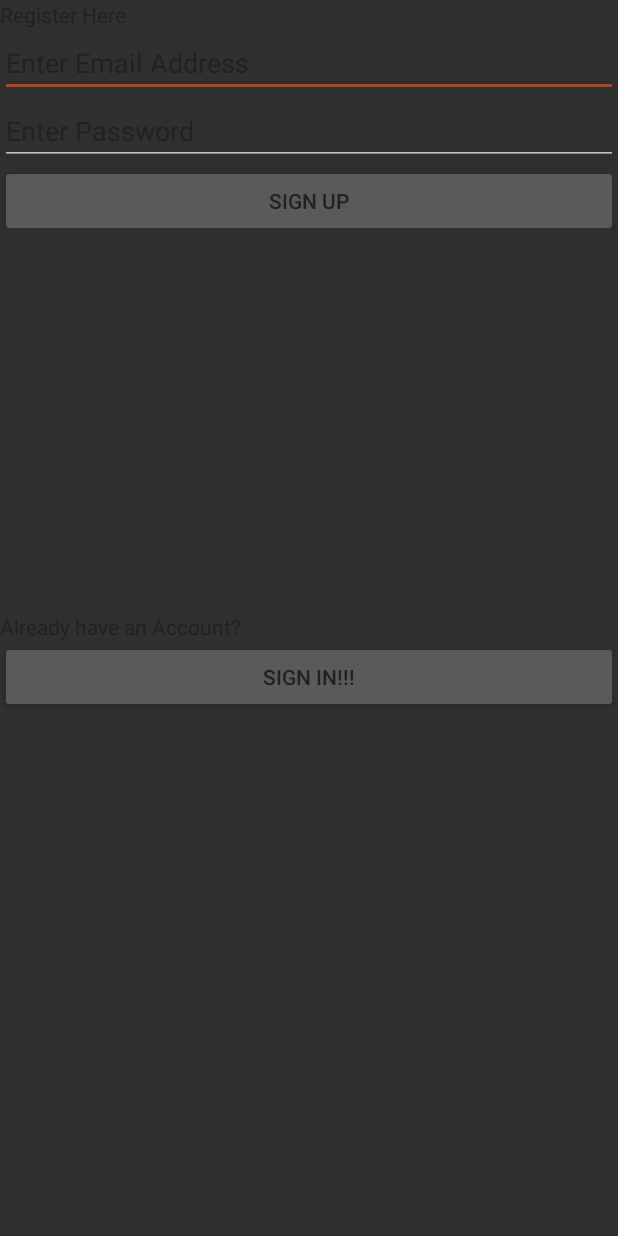
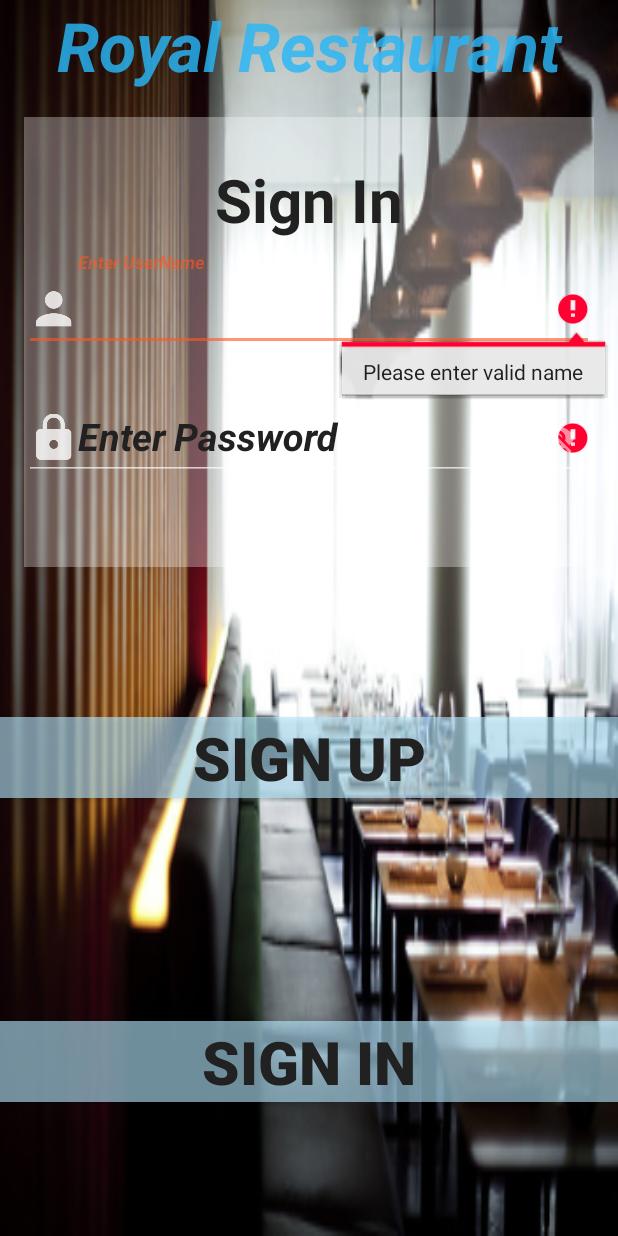
Before and after one commit to rohitankam/RestaurantOrdering, an Android app: the screen it shows after launch (MainActivity), after a tap on "SIGN UP", on a phone screen of 412 x 824 dp. Run offline under Robolectric (Android 15) with nearby library versions, the phone set to English and light mode, and no system bars; our stand-ins replace Firebase (no records; nobody signed in at launch, a user with empty details on screens opened directly); 1 other tap on this screen came first.

```diff
--- a/Valley_Bread_Client/app/src/main/AndroidManifest.xml
+++ b/Valley_Bread_Client/app/src/main/AndroidManifest.xml
@@ -15,7 +15,6 @@
         <activity android:name=".MainActivity">
             <intent-filter>
                 <action android:name="android.intent.action.MAIN" />
-
                 <category android:name="android.intent.category.LAUNCHER" />
             </intent-filter>
         </activity>
--- a/Valley_Bread_Client/app/src/main/java/com/tetteh1568/valley_bread_client/LoginActivity.java
+++ b/Valley_Bread_Client/app/src/main/java/com/tetteh1568/valley_bread_client/LoginActivity.java
@@ -49,6 +49,8 @@ public class LoginActivity extends AppCompatActivity {
 
 
     public void signinButtonClicked(View view) {
+        conn=(ConnectivityManager)getSystemService(CONNECTIVITY_SERVICE);
+        net=conn.getActiveNetworkInfo();
          username = userEmail.getText().toString().trim();
          pass = userPass.getText().toString().trim();
          email=username+"@gmail.com";
@@ -65,13 +67,15 @@ public class LoginActivity extends AppCompatActivity {
                             checkUserExists();
                         }
                         else {
-                            Toast.makeText(LoginActivity.this,"UserName or Password Incorrect",Toast.LENGTH_SHORT).show();
+                            Toast.makeText(LoginActivity.this,"UserName and Password Incorrect",Toast.LENGTH_SHORT).show();
                         }
                     }
                 });
             }
             else{
                 Toast.makeText(LoginActivity.this,"No Internet Connection",Toast.LENGTH_SHORT).show();
+                conn=(ConnectivityManager)getSystemService(CONNECTIVITY_SERVICE);
+                net=conn.getActiveNetworkInfo();
             }
         }
     }
@@ -92,6 +96,7 @@ public class LoginActivity extends AppCompatActivity {
                             if(email.equals(dataSnapshot.child("Name").getValue().toString()) && pass.equals(dataSnapshot.child("Pass").getValue().toString())) {
                                 Intent menuIntent = new Intent(LoginActivity.this, MenuActivity.class);
                                 startActivity(menuIntent);
+                                finish();
                     }
                     else{
                         Log.d("success", dataSnapshot.child("Name").getValue().toString());
--- a/Valley_Bread_Client/app/src/main/java/com/tetteh1568/valley_bread_client/MainActivity.java
+++ b/Valley_Bread_Client/app/src/main/java/com/tetteh1568/valley_bread_client/MainActivity.java
@@ -2,6 +2,8 @@ package com.tetteh1568.valley_bread_client;
 
 
 import android.content.Intent;
+import android.net.ConnectivityManager;
+import android.net.NetworkInfo;
 import android.os.Bundle;
 import android.support.annotation.NonNull;
 import android.support.v7.app.AppCompatActivity;
@@ -9,6 +11,7 @@ import android.text.TextUtils;
 import android.util.Log;
 import android.view.View;
 import android.widget.EditText;
+import android.widget.Toast;
 
 import com.google.android.gms.tasks.OnCompleteListener;
 import com.google.android.gms.tasks.Task;
@@ -22,7 +25,9 @@ public class MainActivity extends AppCompatActivity {
     private EditText email,pass;
     private DatabaseReference mDatabase;
     private FirebaseAuth mAuth;
-
+    private String user_name,pass_text,email_text;
+    ConnectivityManager conn;
+    NetworkInfo net;
 
     @Override
     protected void onCreate(Bundle savedInstanceState) {
@@ -34,16 +39,21 @@ public class MainActivity extends AppCompatActivity {
         mAuth = FirebaseAuth.getInstance();
         mDatabase = FirebaseDatabase.getInstance().getReference().child("users");
 
-
+        //INTERNET CONNECTED OR NOT
+        conn=(ConnectivityManager)getSystemService(CONNECTIVITY_SERVICE);
+        net=conn.getActiveNetworkInfo();
 
     }
 
     public void signupButtonClicked(View view) {
-        final String user_name = email.getText().toString().trim();
-        final String pass_text = pass.getText().toString().trim();
-        final String email_text=user_name+"@gmail.com";
+        conn=(ConnectivityManager)getSystemService(CONNECTIVITY_SERVICE);
+        net=conn.getActiveNetworkInfo();
+         user_name = email.getText().toString().trim();
+         pass_text = pass.getText().toString().trim();
+         email_text=user_name+"@gmail.com";
+        if (valid()) {
+            if(net!=null && net.isConnected()){
 
-        if (!TextUtils.isEmpty(email_text) && !TextUtils.isEmpty(pass_text)){
             mAuth.createUserWithEmailAndPassword(email_text,pass_text).addOnCompleteListener(new OnCompleteListener<AuthResult>() {
 
                 public void onComplete(@NonNull Task<AuthResult> task) {
@@ -58,14 +68,23 @@ public class MainActivity extends AppCompatActivity {
 
                        Intent login = new Intent(MainActivity.this,LoginActivity.class);
                        startActivity(login);
+                       finish();
                     }
                     else {
                         // If sign in fails, display a message to the user.
                         Log.w("unsuccess", "createUserWithEmail:failure", task.getException());
+                       Toast.makeText(MainActivity.this,"UserName already exist",Toast.LENGTH_SHORT).show();
 
                     }
                     }
             });
+
+            }
+            else{
+                Toast.makeText(MainActivity.this,"No Internet Connection",Toast.LENGTH_SHORT).show();
+                conn=(ConnectivityManager)getSystemService(CONNECTIVITY_SERVICE);
+                net=conn.getActiveNetworkInfo();
+            }
         }
     }
     public void signinButtonClicked(View view){
@@ -73,4 +92,22 @@ public class MainActivity extends AppCompatActivity {
         startActivity(loginIntent);
     }
 
+
+    public boolean valid(){
+        boolean valid =true;
+        if(user_name.isEmpty()||user_name.length()>32){
+            email.setError("Please enter valid name");
+            valid=false;
+        }
+        if(pass_text.isEmpty()){
+            pass.setError("Please enter valid password");
+            valid=false;
+        }
+        else if(pass_text.length()<6){
+            pass.setError("Please enter minimum 6 characters");
+            valid=false;
+        }
+        return valid;
+    }
+
 }
--- a/Valley_Bread_Client/app/src/main/res/layout/activity_login.xml
+++ b/Valley_Bread_Client/app/src/main/res/layout/activity_login.xml
@@ -5,7 +5,7 @@
     xmlns:tools="http://schemas.android.com/tools"
     android:layout_width="match_parent"
     android:layout_height="match_parent"
-    android:background="@drawable/b1"
+    android:background="@drawable/b_login"
     tools:context="com.tetteh1568.valley_bread_client.LoginActivity">
 
     <TextView
@@ -109,11 +109,11 @@
         android:textStyle="bold"
         app:layout_constraintBottom_toBottomOf="parent"
         app:layout_constraintEnd_toEndOf="parent"
-        app:layout_constraintHorizontal_bias="1.0"
+        app:layout_constraintHorizontal_bias="0.0"
         app:layout_constraintLeft_toLeftOf="parent"
         app:layout_constraintRight_toRightOf="parent"
         app:layout_constraintStart_toStartOf="parent"
         app:layout_constraintTop_toBottomOf="@+id/linearLayout"
-        app:layout_constraintVertical_bias="0.345" />
+        app:layout_constraintVertical_bias="0.25" />
 
 </android.support.constraint.ConstraintLayout>
--- a/Valley_Bread_Client/app/src/main/res/layout/activity_main.xml
+++ b/Valley_Bread_Client/app/src/main/res/layout/activity_main.xml
@@ -1,49 +1,145 @@
 <?xml version="1.0" encoding="utf-8"?>
-<LinearLayout xmlns:android="http://schemas.android.com/apk/res/android"
+
+<android.support.constraint.ConstraintLayout xmlns:android="http://schemas.android.com/apk/res/android"
     xmlns:app="http://schemas.android.com/apk/res-auto"
     xmlns:tools="http://schemas.android.com/tools"
     android:layout_width="match_parent"
     android:layout_height="match_parent"
-    android:backgroundTint="@android:color/holo_blue_bright"
-    android:orientation="vertical"
+    android:background="@drawable/a_signup"
     tools:context="com.tetteh1568.valley_bread_client.MainActivity">
 
     <TextView
         android:layout_width="match_parent"
         android:layout_height="wrap_content"
-        android:text="@string/register_here"
+        android:text="@string/app_name"
+        android:textStyle="bold|italic"
+        android:textColor="@color/colorPrimary"
+        android:textSize="45dp"
+        android:textAlignment="center"
+        />
 
-        />
+    <LinearLayout
+        android:id="@+id/linearLayout"
+        android:layout_width="match_parent"
+        android:layout_height="300dp"
+        android:layout_marginBottom="95dp"
+        android:layout_marginEnd="16dp"
+        android:layout_marginStart="16dp"
+        android:layout_marginTop="78dp"
+        android:orientation="vertical"
+        android:background="#50ffffff"
+        app:layout_constraintBottom_toBottomOf="parent"
+        app:layout_constraintEnd_toEndOf="parent"
+        app:layout_constraintHorizontal_bias="0.0"
+        app:layout_constraintLeft_toLeftOf="parent"
+        app:layout_constraintRight_toRightOf="parent"
+        app:layout_constraintStart_toStartOf="parent"
+        app:layout_constraintTop_toTopOf="parent"
+        app:layout_constraintVertical_bias="0.0">
+
+        <TextView
+            android:layout_width="wrap_content"
+            android:layout_height="wrap_content"
+            android:layout_gravity="center"
+            android:layout_marginBottom="8dp"
+            android:layout_marginTop="28dp"
+            android:text="Sign In"
+            android:textSize="40sp"
+            android:textStyle="bold"
+            app:layout_constraintBottom_toTopOf="@+id/linearLayout"
+            app:layout_constraintEnd_toEndOf="parent"
+            app:layout_constraintLeft_toLeftOf="parent"
+            app:layout_constraintRight_toRightOf="parent"
+            app:layout_constraintStart_toStartOf="parent"
+            app:layout_constraintTop_toTopOf="parent" />
+
+
+        <android.support.design.widget.TextInputLayout
+            android:id="@+id/input_layout_email"
+            android:layout_width="match_parent"
+            android:layout_height="wrap_content">
 
             <EditText
                 android:id="@+id/editEmail"
+
                 android:layout_width="match_parent"
                 android:layout_height="wrap_content"
-        android:hint="Enter Email Address" />
+                android:drawableLeft="@drawable/email"
+                android:hint="Enter UserName"
+                android:textSize="25dp"
+                android:textStyle="italic|bold"
+                android:inputType="text"
+                android:singleLine="true" />
+        </android.support.design.widget.TextInputLayout>
+
+        <android.support.design.widget.TextInputLayout
+            android:id="@+id/input_layout_password"
+            android:layout_width="match_parent"
+            android:layout_height="wrap_content"
+            app:passwordToggleEnabled="true"
+            android:paddingTop="20dp">
 
             <EditText
                 android:id="@+id/editPass"
+
                 android:layout_width="match_parent"
                 android:layout_height="wrap_content"
-        android:hint="Enter Password" />
+                android:hint="Enter Password"
+                android:textSize="25dp"
+                android:textStyle="italic|bold"
+                android:drawableStart="@drawable/pass"
+                android:inputType="textPassword"
+                android:singleLine="true" />
+        </android.support.design.widget.TextInputLayout>
 
-    <Button
-        android:id="@+id/button"
-        android:layout_width="match_parent"
-        android:layout_height="wrap_content"
-        android:onClick="signupButtonClicked"
-        android:text="Sign Up" />
 
-    <TextView
-        android:layout_width="match_parent"
-        android:layout_height="wrap_content"
-        android:layout_marginTop="250dp"
-        android:text="@string/already_have_an_account" />
+    </LinearLayout>
 
     <Button
         android:layout_width="match_parent"
         android:layout_height="wrap_content"
-        android:text="Sign In!!!"
+        android:layout_marginBottom="16dp"
+        android:layout_marginTop="8dp"
+        android:background="@color/colorPrimaryLight"
+        android:elevation="40dp"
+        android:gravity="center"
+        android:onClick="signupButtonClicked"
+        android:text="Sign up"
+        android:textAlignment="center"
+        android:textSize="40sp"
+        android:textStyle="bold"
+        app:layout_constraintBottom_toBottomOf="parent"
+        app:layout_constraintEnd_toEndOf="parent"
+        app:layout_constraintHorizontal_bias="0.0"
+        app:layout_constraintLeft_toLeftOf="parent"
+        app:layout_constraintRight_toRightOf="parent"
+        app:layout_constraintStart_toStartOf="parent"
+        app:layout_constraintTop_toBottomOf="@+id/linearLayout"
+        app:layout_constraintVertical_bias="0.25" />
+
+
+    <Button
+        android:layout_width="match_parent"
+        android:layout_height="wrap_content"
+        android:layout_marginBottom="16dp"
+        android:layout_marginTop="8dp"
+        android:background="@color/colorPrimaryLight"
+        android:elevation="40dp"
+        android:gravity="center"
         android:onClick="signinButtonClicked"
-         />
-</LinearLayout>
+        android:text="Sign IN"
+        android:textAlignment="center"
+        android:textSize="40sp"
+        android:textStyle="bold"
+        app:layout_constraintBottom_toBottomOf="parent"
+        app:layout_constraintEnd_toEndOf="parent"
+        app:layout_constraintHorizontal_bias="0.0"
+        app:layout_constraintLeft_toLeftOf="parent"
+        app:layout_constraintRight_toRightOf="parent"
+        app:layout_constraintStart_toStartOf="parent"
+        app:layout_constraintTop_toBottomOf="@+id/linearLayout"
+        app:layout_constraintVertical_bias="0.8" />
+
+
+
+</android.support.constraint.ConstraintLayout>
--- a/Valley_Bread_Client/app/src/main/res/values/colors.xml
+++ b/Valley_Bread_Client/app/src/main/res/values/colors.xml
@@ -1,6 +1,6 @@
 <?xml version="1.0" encoding="utf-8"?>
 <resources>
-    <color name="colorPrimary">#03A9F4</color>
+    <color name="colorPrimary">#d329b6f6</color>
     <color name="colorPrimaryDark">#033e6c</color>
     <color name="colorPrimaryLight">#9eB3E5FC</color>
     <color name="colorAccent">#9eff5722</color>
--- a/Valley_Bread_Client/app/src/main/res/values/styles.xml
+++ b/Valley_Bread_Client/app/src/main/res/values/styles.xml
@@ -10,6 +10,7 @@
         <item name="android:textColor">@color/textprimary</item>
         <item name="android:textColorHint">@color/textprimary</item>
         <item name="android:textColorPrimary">@color/inputtext</item>
+
     </style>
 
 </resources>
```
Also changed, not shown: Valley_Bread_Client/app/src/main/res/drawable-xhdpi/a_signup.jpg (added), Valley_Bread_Client/app/src/main/res/drawable-xhdpi/b_login.jpg (added), Valley_Bread_Client/app/src/main/res/drawable-xhdpi/c_menu_item.jpg (added), Valley_Bread_Client/app/src/main/res/drawable/b1.jpg (deleted), 165 other files. Lines whose indentation alone changed are shown as unchanged.
